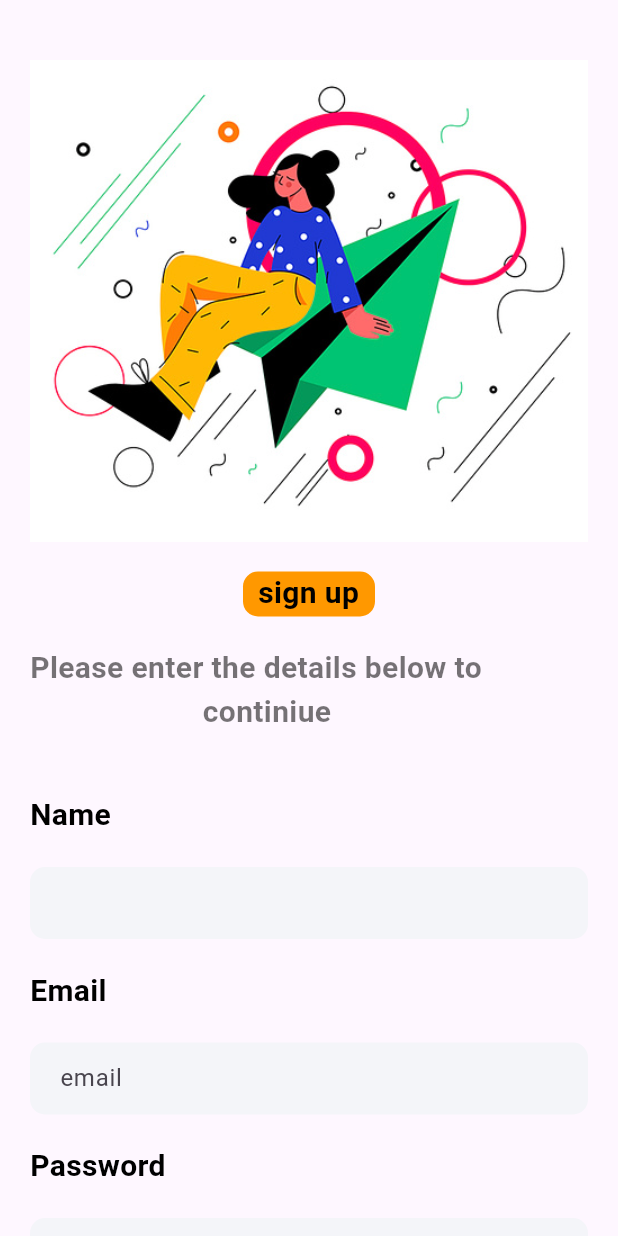
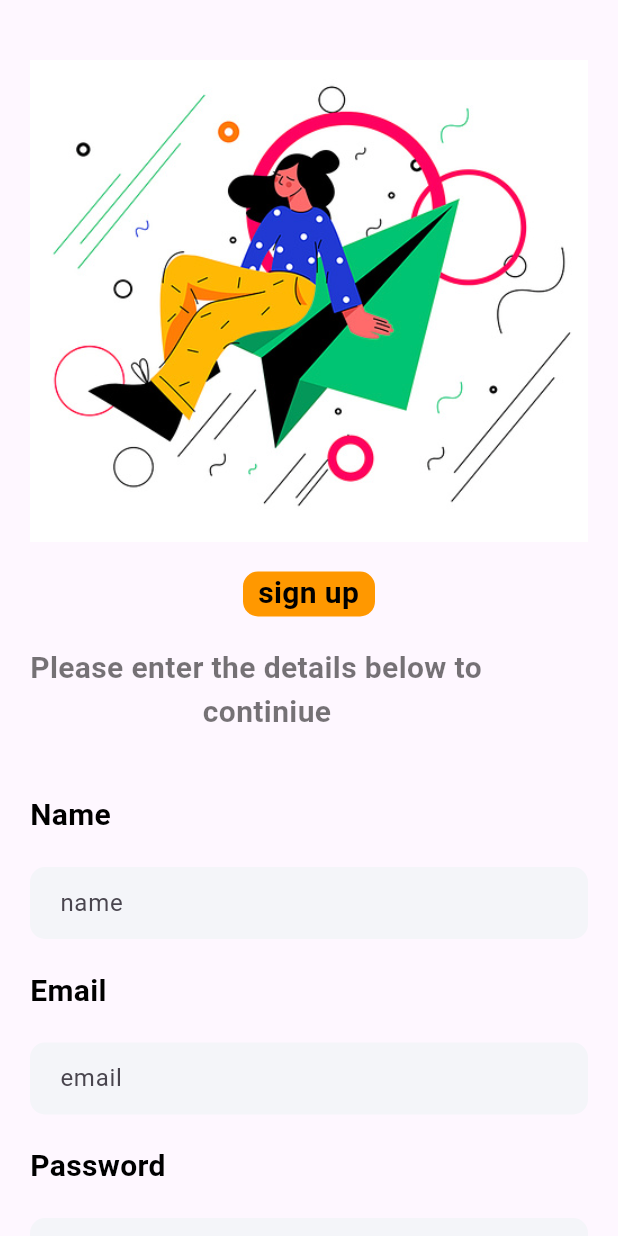
Before and after one commit to Adarshshrivastav991/food-app, a Flutter app: the screen it shows after launch, on a phone screen of 412 x 824 dp. Run offline on Flutter 3.47's test engine with Material 3 defaults, Android fonts, the phone set to English and light mode, and no system bars; our stand-ins replace curved_navigation_bar, firebase_auth, firebase_core; accounts and stored records are empty.

Commit message:
Update singup.dart

```diff
--- a/app/lib/pages/singup.dart
+++ b/app/lib/pages/singup.dart
@@ -1,6 +1,8 @@
+import 'package:firebase_auth/firebase_auth.dart';
 import 'package:flutter/material.dart';
 
 import '../widget/support_widget.dart';
+import 'bottomnav.dart';
 import 'login.dart';
 
 class Singup extends StatefulWidget {
@@ -12,6 +14,33 @@ class Singup extends StatefulWidget {
 
 class _SingupState extends State<Singup> {
   String? name,email ,password;
+  TextEditingController namecontroller = new TextEditingController();
+  TextEditingController mailcontroller = new TextEditingController();
+  TextEditingController passwordcontroller = new TextEditingController();
+  final formkey = GlobalKey<FormState>();
+  register()async{
+   if(password!=null && email!=null && name!=null){
+     try{
+       UserCredential userCredential = await FirebaseAuth.instance.createUserWithEmailAndPassword(email: email!, password: password!);
+
+       ScaffoldMessenger.of(context).showSnackBar(SnackBar(
+           backgroundColor : Colors.green,
+         content: Text("Register successfully",style: TextStyle(fontSize: 20.0),)));
+       Navigator.push(context,MaterialPageRoute(builder: (context)=>Bottomnav()));
+     }on FirebaseException catch(e){
+       if(e.code=='weak-password'){
+         ScaffoldMessenger.of(context).showSnackBar(SnackBar(
+             backgroundColor : Colors.red,
+             content: Text("password is weak",style: TextStyle(fontSize: 20.0),)));
+       }
+       else if(e.code=="email_already_in_use"){
+         ScaffoldMessenger.of(context).showSnackBar(SnackBar(
+             backgroundColor : Colors.red,
+             content: Text("Account already exsists",style: TextStyle(fontSize: 20.0),)));
+       }
+     }
+   }
+  }
   @override
   Widget build(BuildContext context) {
     return Scaffold(
@@ -23,6 +52,8 @@ class _SingupState extends State<Singup> {
             right: 20.0,
             bottom: 40.0,
           ),
+          child: Form(
+            key: formkey,
             child: Column(
               crossAxisAlignment: CrossAxisAlignment.start,
               children: [
@@ -55,8 +86,18 @@ class _SingupState extends State<Singup> {
                     borderRadius: BorderRadius.circular(10.0),
                     color: Color(0xFFF4F5F9),
                   ),
-                child: TextField(
-                  decoration: InputDecoration(border: InputBorder.none),
+                  child: TextFormField(
+                    validator: (value){
+                      if (value==null || value.isEmpty){
+                        return "please enter your name";
+                      }
+
+                        return null;
+
+
+                    },
+                    controller: namecontroller,
+                    decoration: InputDecoration(border: InputBorder.none,hintText: "name"),
                   ),
                 ),
                 SizedBox(height: 20.0),
@@ -68,7 +109,17 @@ class _SingupState extends State<Singup> {
                     borderRadius: BorderRadius.circular(10.0),
                     color: Color(0xFFF4F5F9),
                   ),
-                child: TextField(
+                  child: TextFormField(
+                    validator: (value){
+                      if (value==null || value.isEmpty){
+                        return "please enter your mail";
+                      }
+
+                      return null;
+
+
+                    },
+                    controller: mailcontroller,
                     decoration: InputDecoration(border: InputBorder.none,hintText: "email",),
                   ),
                 ),
@@ -81,13 +132,34 @@ class _SingupState extends State<Singup> {
                     borderRadius: BorderRadius.circular(10.0),
                     color: Color(0xFFF4F5F9),
                   ),
-                child: TextField(
-                  decoration: InputDecoration(border: InputBorder.none),
+                  child: TextFormField(
+                    obscureText: true,
+                    validator: (value){
+                      if (value==null || value.isEmpty){
+                        return "please enter your password";
+                      }
+
+                      return null;
+
+
+                    },
+                    controller: passwordcontroller,
+                    decoration: InputDecoration(border: InputBorder.none,hintText: "password"),
                   ),
                 ),
                 SizedBox(height: 20.0),
-              SizedBox(height: 10.0),
-              Center(
+                GestureDetector(
+                  onTap: (){
+                    if(formkey.currentState!.validate()){
+                      setState(() {
+                        name = namecontroller.text;
+                        email = mailcontroller.text;
+                        password = passwordcontroller.text;
+                      });
+                    }
+                    register();
+                  },
+                  child: Center(
                     child: Container(
                       width: MediaQuery.of(context).size.width / 2,
                       padding: EdgeInsets.all(18),
@@ -102,6 +174,7 @@ class _SingupState extends State<Singup> {
                             color: Colors.white,
                             fontSize: 18.0,
                             fontWeight: FontWeight.w500,
+                          ),
                         ),
                       ),
                     ),
@@ -136,6 +209,7 @@ class _SingupState extends State<Singup> {
             ),
           ),
         ),
+      ),
     );
   }
 }
```
Lines whose indentation alone changed are shown as unchanged.
